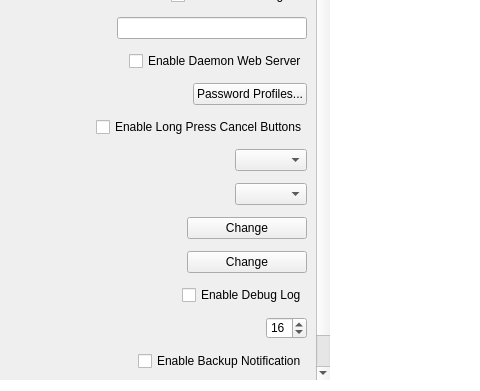
Before: the Qt Designer form src/MainWindow.ui in mooltipass/moolticute, drawn with Qt 5; both pictures show x 483 to 963 and y 253 to 644 of the 963 by 644 pixel window.
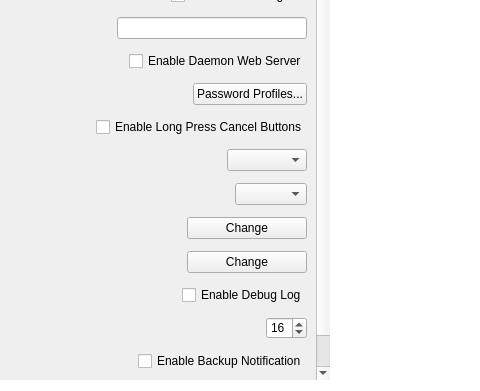
After: the same form once the commit is applied. Icons and pictures are not drawn. Custom widgets are drawn as their Qt base class.

Commit message: Set min width for current category combobox

```diff
--- a/src/MainWindow.ui
+++ b/src/MainWindow.ui
@@ -4097,7 +4097,14 @@
                  </spacer>
                 </item>
                 <item>
-                 <widget class="QComboBox" name="comboBoxBleCurrentCategory"/>
+                 <widget class="QComboBox" name="comboBoxBleCurrentCategory">
+                  <property name="minimumSize">
+                   <size>
+                    <width>80</width>
+                    <height>0</height>
+                   </size>
+                  </property>
+                 </widget>
                 </item>
                </layout>
               </item>
```
